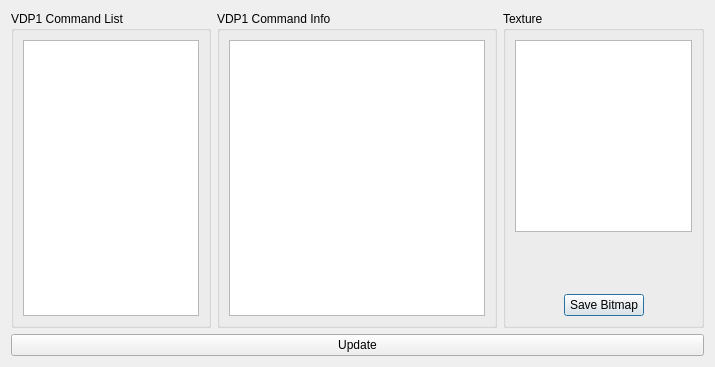
Old version of the form yabause/src/port/qt/ui/UIDebugVDP1.ui in the repository rob-ack/yabause.
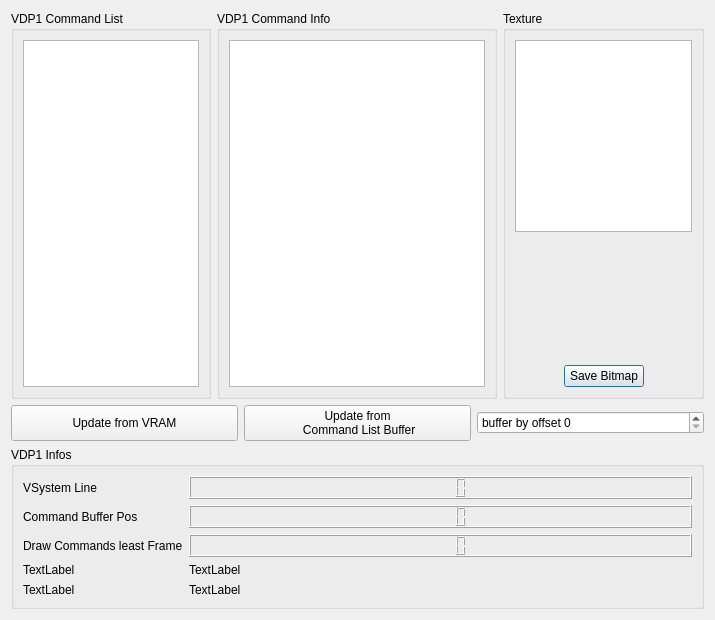
New version of the form.

```diff
--- a/yabause/src/port/qt/ui/UIDebugVDP1.ui
+++ b/yabause/src/port/qt/ui/UIDebugVDP1.ui
@@ -7,12 +7,15 @@
     <x>0</x>
     <y>0</y>
     <width>715</width>
-    <height>367</height>
+    <height>620</height>
    </rect>
   </property>
   <property name="windowTitle">
    <string>Debug VDP1</string>
   </property>
+  <property name="autoFillBackground">
+   <bool>false</bool>
+  </property>
   <layout class="QVBoxLayout" name="verticalLayout_12">
    <item>
     <layout class="QHBoxLayout" name="horizontalLayout_6">
@@ -154,12 +157,152 @@
         <enum>Qt::RightToLeft</enum>
        </property>
        <property name="text">
-        <string>Update</string>
+        <string>Update from VRAM</string>
+       </property>
+      </widget>
+     </item>
+     <item>
+      <widget class="QPushButton" name="bFromCommandListBuffer">
+       <property name="sizePolicy">
+        <sizepolicy hsizetype="Minimum" vsizetype="Minimum">
+         <horstretch>0</horstretch>
+         <verstretch>0</verstretch>
+        </sizepolicy>
+       </property>
+       <property name="layoutDirection">
+        <enum>Qt::RightToLeft</enum>
+       </property>
+       <property name="text">
+        <string>Update from
+ Command List Buffer</string>
+       </property>
+      </widget>
+     </item>
+     <item>
+      <widget class="QSpinBox" name="sbCommandListOffset">
+       <property name="suffix">
+        <string/>
+       </property>
+       <property name="prefix">
+        <string>buffer by offset </string>
+       </property>
+       <property name="maximum">
+        <number>2000</number>
        </property>
       </widget>
      </item>
     </layout>
    </item>
+   <item>
+    <widget class="QGroupBox" name="gridGroupBox">
+     <property name="enabled">
+      <bool>true</bool>
+     </property>
+     <property name="autoFillBackground">
+      <bool>true</bool>
+     </property>
+     <property name="title">
+      <string>VDP1 Infos</string>
+     </property>
+     <property name="flat">
+      <bool>false</bool>
+     </property>
+     <layout class="QFormLayout" name="_2">
+      <property name="sizeConstraint">
+       <enum>QLayout::SetNoConstraint</enum>
+      </property>
+      <property name="fieldGrowthPolicy">
+       <enum>QFormLayout::AllNonFixedFieldsGrow</enum>
+      </property>
+      <property name="rowWrapPolicy">
+       <enum>QFormLayout::DontWrapRows</enum>
+      </property>
+      <item row="0" column="0">
+       <widget class="QLabel" name="label">
+        <property name="text">
+         <string>VSystem Line</string>
+        </property>
+       </widget>
+      </item>
+      <item row="0" column="1">
+       <widget class="QLCDNumber" name="lcdNVLine">
+        <property name="font">
+         <font>
+          <family>MS Shell Dlg 2</family>
+          <pointsize>8</pointsize>
+         </font>
+        </property>
+        <property name="autoFillBackground">
+         <bool>false</bool>
+        </property>
+        <property name="frameShape">
+         <enum>QFrame::Box</enum>
+        </property>
+        <property name="frameShadow">
+         <enum>QFrame::Raised</enum>
+        </property>
+        <property name="smallDecimalPoint">
+         <bool>false</bool>
+        </property>
+        <property name="mode">
+         <enum>QLCDNumber::Dec</enum>
+        </property>
+        <property name="segmentStyle">
+         <enum>QLCDNumber::Filled</enum>
+        </property>
+       </widget>
+      </item>
+      <item row="1" column="0">
+       <widget class="QLabel" name="label_2">
+        <property name="text">
+         <string>Command Buffer Pos</string>
+        </property>
+       </widget>
+      </item>
+      <item row="1" column="1">
+       <widget class="QLCDNumber" name="lcdNCmdBufferPos"/>
+      </item>
+      <item row="3" column="0">
+       <widget class="QLabel" name="label_3">
+        <property name="text">
+         <string>TextLabel</string>
+        </property>
+       </widget>
+      </item>
+      <item row="3" column="1">
+       <widget class="QLabel" name="label_4">
+        <property name="text">
+         <string>TextLabel</string>
+        </property>
+       </widget>
+      </item>
+      <item row="4" column="0">
+       <widget class="QLabel" name="label_5">
+        <property name="text">
+         <string>TextLabel</string>
+        </property>
+       </widget>
+      </item>
+      <item row="4" column="1">
+       <widget class="QLabel" name="label_6">
+        <property name="text">
+         <string>TextLabel</string>
+        </property>
+       </widget>
+      </item>
+      <item row="2" column="0">
+       <widget class="QLabel" name="label_7">
+        <property name="text">
+         <string>Draw Commands least Frame</string>
+        </property>
+       </widget>
+      </item>
+      <item row="2" column="1">
+       <widget class="QLCDNumber" name="lcdNDrawsLastFrame"/>
+      </item>
+     </layout>
+    </widget>
+   </item>
   </layout>
  </widget>
  <resources/>
```
